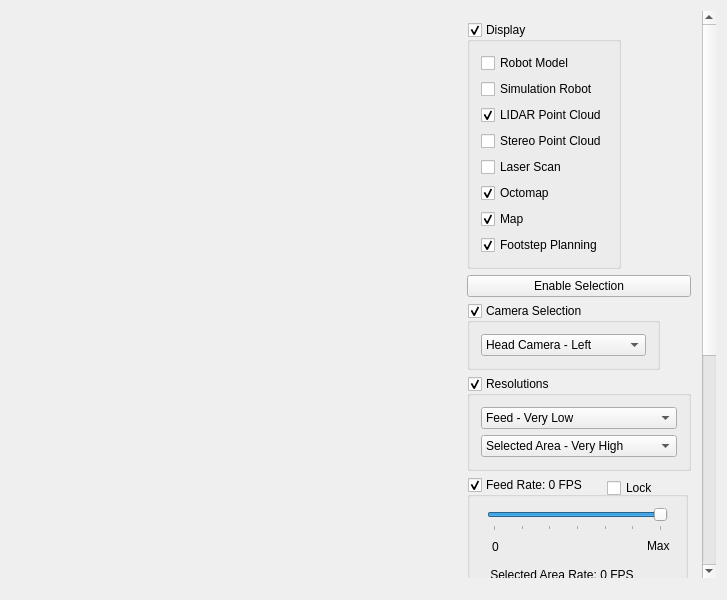
Before: the Qt Designer form vigir_ocs_camera_viewer_custom/src/ui/camera_viewer_custom_widget.ui in team-vigir/vigir_ocs_common, drawn with Qt 5.
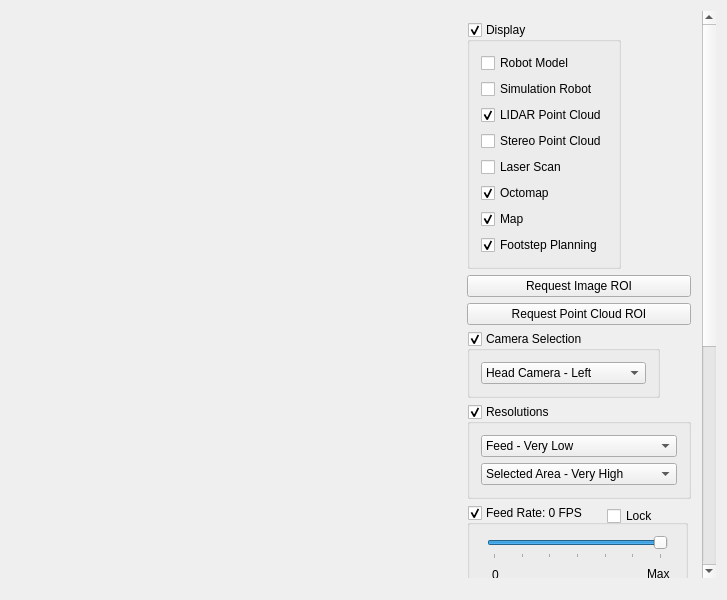
After: the same form once the commit is applied. Custom widgets are drawn as their Qt base class.

Commit message: - adding pointcloud request via camera viewer

```diff
--- a/vigir_ocs_camera_viewer_custom/src/ui/camera_viewer_custom_widget.ui
+++ b/vigir_ocs_camera_viewer_custom/src/ui/camera_viewer_custom_widget.ui
@@ -113,7 +113,7 @@
            <x>0</x>
            <y>0</y>
            <width>244</width>
-           <height>934</height>
+           <height>967</height>
           </rect>
          </property>
          <property name="sizePolicy">
@@ -227,7 +227,14 @@
           <item>
            <widget class="QPushButton" name="toggleButton">
             <property name="text">
-             <string>Enable Selection</string>
+             <string>Request Image ROI</string>
+            </property>
+           </widget>
+          </item>
+          <item>
+           <widget class="QPushButton" name="requestPointCloudROI">
+            <property name="text">
+             <string>Request Point Cloud ROI</string>
             </property>
            </widget>
           </item>
```
Left out of the diff: 21 changed lines with no effect on the pictures. The commit also changes 4 other files.
